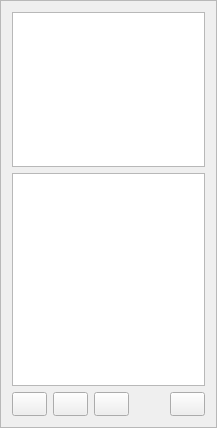
First picture: the form in oom/widgets/tviewdockbase.ui, repository ccherrett/oom, before the edit.
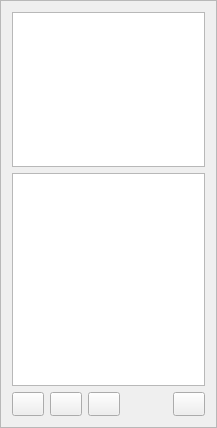
Second picture: the form after the edit.

Commit message: Fixed buttons in the Dock stop resizing when the dock does

Diff of the .ui file:
```diff
--- a/oom/widgets/tviewdockbase.ui
+++ b/oom/widgets/tviewdockbase.ui
@@ -152,6 +152,12 @@
          <height>24</height>
         </size>
        </property>
+       <property name="maximumSize">
+        <size>
+         <width>32</width>
+         <height>32</height>
+        </size>
+       </property>
        <property name="text">
         <string/>
        </property>
@@ -171,6 +177,12 @@
          <height>24</height>
         </size>
        </property>
+       <property name="maximumSize">
+        <size>
+         <width>32</width>
+         <height>32</height>
+        </size>
+       </property>
        <property name="text">
         <string/>
        </property>
@@ -190,6 +202,12 @@
          <height>24</height>
         </size>
        </property>
+       <property name="maximumSize">
+        <size>
+         <width>32</width>
+         <height>32</height>
+        </size>
+       </property>
        <property name="toolTip">
         <string>Create and manager track views</string>
        </property>
@@ -205,7 +223,7 @@
        </property>
        <property name="sizeHint" stdset="0">
         <size>
-         <width>40</width>
+         <width>1</width>
          <height>20</height>
         </size>
        </property>
@@ -225,6 +243,12 @@
          <height>24</height>
         </size>
        </property>
+       <property name="maximumSize">
+        <size>
+         <width>32</width>
+         <height>32</height>
+        </size>
+       </property>
        <property name="text">
         <string/>
        </property>
```
The commit also changes 3 other files.
